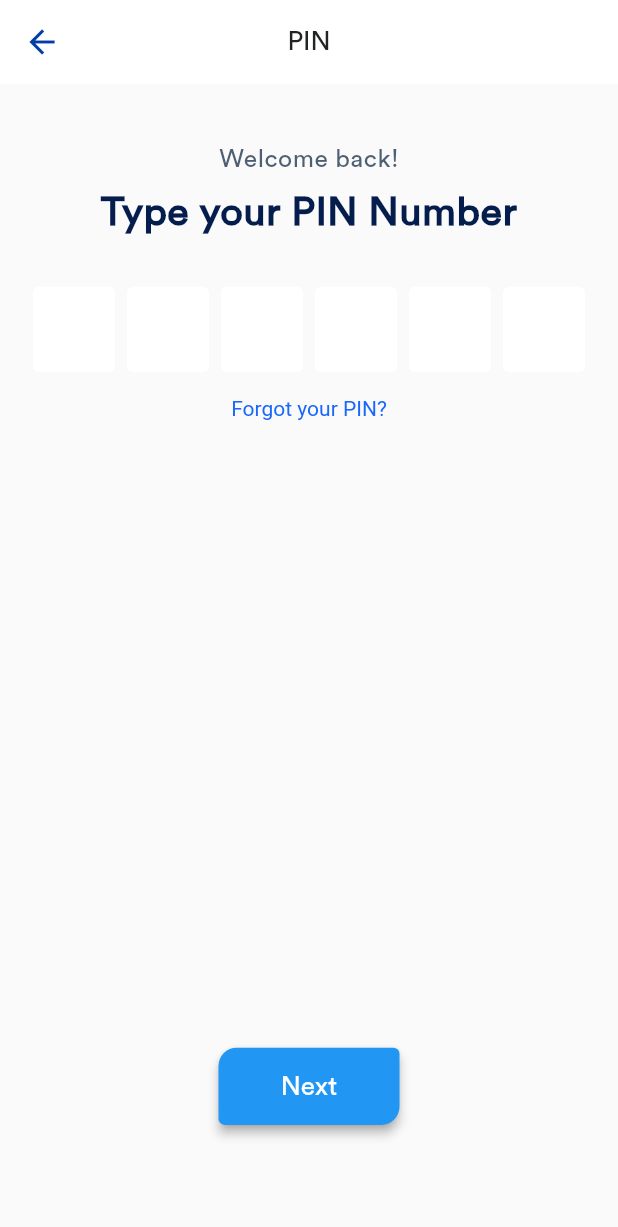
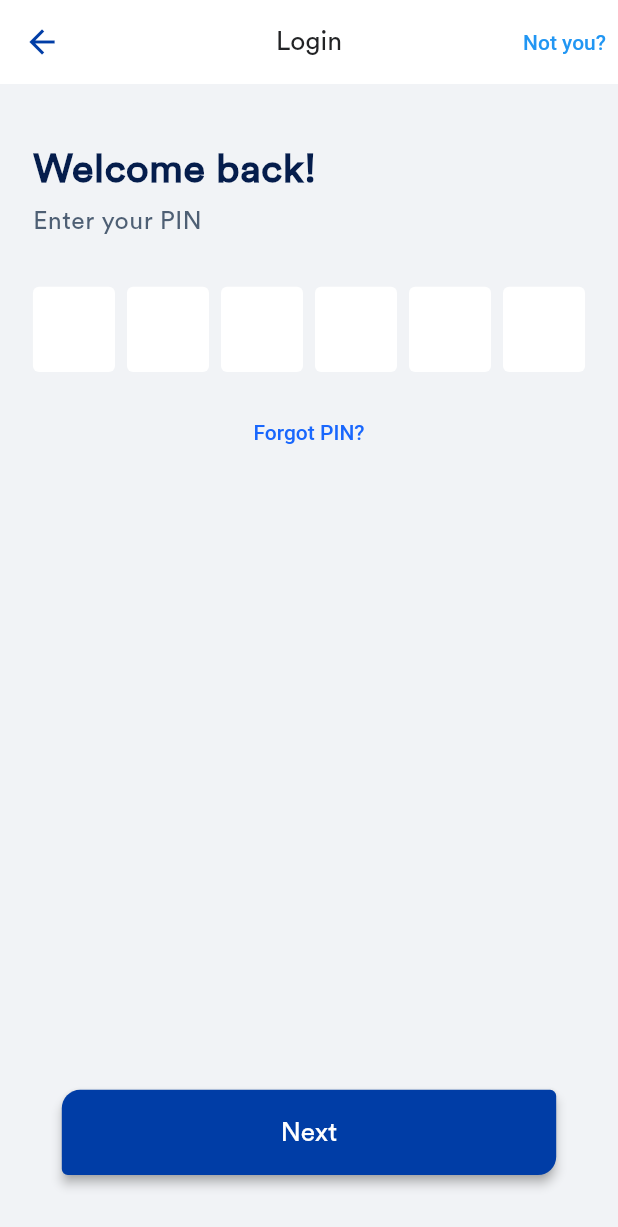
Before and after one commit to milind-nagarro/flutter_starter_kit, a Flutter app: the VerifyPinScreen screen opened by its route, on a phone screen of 412 x 824 dp. Shown: the top 1227 px of the screen. Run offline on Flutter 3.47's test engine with Material 2 defaults, Android fonts, the light colour scheme and no system bars; our stand-ins replace bloc, chopper, equatable, firebase_analytics, firebase_core, firebase_crashlytics and 8 more; missing offline and left inert: app_settings; accounts and stored records are empty; generated files the repository leaves out were written again; statements that could not run were skipped.

Commit message:
1. Handled of flow for login. 2. Made improvements in UI of login and enter pin screens according to new UI. 3. Handling validations in login screen.

```diff
--- a/lib/app/l10n/app_en.arb
+++ b/lib/app/l10n/app_en.arb
@@ -53,7 +53,7 @@
 
     "welcome_back": "Welcome back!",
     "login_header": "Enter your mobile number to login",
-    "not_registered": "Mobile number not registered",
+    "not_registered": "It seems your mobile number isn't registered. Please visit any FAB NHL branch to update your contact details.",
     "remember_me": "Remember me",
     "not_yet_registered": "Not yet registered?",
 
@@ -72,8 +72,8 @@
 
 
     "pin": "PIN",
-    "type_pin_number": "Type your PIN Number",
-    "forgot_your_pin": "Forgot your PIN?",
+    "type_pin_number": "Enter your PIN",
+    "forgot_your_pin": "Forgot PIN?",
     "invalid_pin_number": "Invalid PIN number",
     "pin_does_not_match": "The PIN does not match. Please enter the same PIN as before.",
 
@@ -93,5 +93,7 @@
     "faceid_title" : "Activate Face ID",
     "later" : "Later",
     "settings" : "Settings",
-    "location_denied_msg" : "Location permissions are denied. Do you want to enable them now?"
+    "location_denied_msg" : "Location permissions are denied. Do you want to enable them now?",
+
+    "not_you" : "Not you?"
 }
--- a/lib/app/resources/colors.dart
+++ b/lib/app/resources/colors.dart
@@ -29,4 +29,3 @@ const textFieldHintText = Color.fromRGBO(135, 143, 158, 1);
 const textFieldErrorBgColor = Color.fromRGBO(255, 234, 235, 1);
 const textFieldBorderColor = Color.fromRGBO(0, 144, 255, 1);
 const textFieldBorderValidColor = Color.fromRGBO(0, 133, 133, 1);
-const pageBGColorDefault = Color(0XFFF1F3F6);
--- a/lib/app/resources/style.dart
+++ b/lib/app/resources/style.dart
@@ -140,7 +140,7 @@ class FABWidget {
             ? TextButton(
                 onPressed: backAction,
                 child: Text(
-                  'cancel',
+                  'Cancel',
                   style: TextStyle(
                       color: primaryLabelColor,
                       fontFamily: themeFont,
--- a/lib/ui/module/login/bloc/login_bloc.dart
+++ b/lib/ui/module/login/bloc/login_bloc.dart
@@ -1,6 +1,7 @@
 import 'package:bloc/bloc.dart';
 import 'package:equatable/equatable.dart';
 import 'package:fab_nhl/app/app_constant.dart';
+import 'package:fab_nhl/app/validator.dart';
 import 'package:meta/meta.dart';
 
 part 'login_event.dart';
@@ -19,9 +20,12 @@ class LoginBloc extends Bloc<LoginEvent, LoginState> {
     if (value.isEmpty) {
       emit(LoginState(
           phoneNumber: value, validationStatus: ValidationState.invalid));
+    } else if (Validator.isValidMobile(value)) {
+      emit(LoginState(
+          phoneNumber: value, validationStatus: ValidationState.valid));
     } else {
       emit(LoginState(
-          phoneNumber: value, validationStatus: ValidationState.valid));
+          phoneNumber: value, validationStatus: ValidationState.invalid));
     }
   }
 
--- a/lib/ui/module/login/verify_pin/verify_pin_screen.dart
+++ /dev/null
@@ -1,68 +0,0 @@
-import 'package:flutter/material.dart';
-import 'package:flutter/widgets.dart';
-import 'package:flutter_gen/gen_l10n/app_localizations.dart';
-import 'package:flutter_screenutil/flutter_screenutil.dart';
-import 'package:fab_nhl/ui/screen/common_widget/pinput/pinput.dart';
-
-import '../../../../app/resources/colors.dart';
-import '../../../../app/resources/style.dart';
-
-class VerifyPinScreen extends StatelessWidget {
-  const VerifyPinScreen({Key? key}) : super(key: key);
-
-  @override
-  Widget build(BuildContext context) {
-    TextEditingController textController = TextEditingController();
-    FocusNode focusNode = FocusNode();
-
-    return Scaffold(
-      appBar: FABWidget.appTopBar(AppLocalizations.of(context).pin),
-      body: SafeArea(
-        child: Padding(
-          padding: EdgeInsets.symmetric(horizontal: 20.w, vertical: 40.h),
-          child: Column(
-            children: [
-              Text(AppLocalizations.of(context).welcome_back,
-                  style: FABStyles.subHeaderLabelStyle),
-              SizedBox(height: 8.h),
-              Text(
-                AppLocalizations.of(context).type_pin_number,
-                style: FABStyles.appStyleHeaderText(header),
-              ),
-              SizedBox(height: 33.h),
-              Center(
-                child: Pinput(
-                  length: 6,
-                  pinAnimationType: PinAnimationType.slide,
-                  controller: textController,
-                  focusNode: focusNode,
-                  obscureText: true,
-                  onChanged: (value) {},
-                  forceErrorState: false,
-                  errorPinTheme: FABWidget.errorPinTheme,
-                  errorTextStyle: const TextStyle(color: alertRed),
-                  defaultPinTheme: FABWidget.defaultPinTheme,
-                  showCursor: false,
-                  focusedPinTheme: FABWidget.focusedPinTheme,
-                  /*preFilledWidget: FABWidget.preFilledWidget,*/
-                  submittedPinTheme: FABWidget.submittedPinTheme,
-                ),
-              ),
-              SizedBox(height: 16.h),
-              Text(
-                AppLocalizations.of(context).forgot_your_pin,
-                style: const TextStyle(color: borderColor),
-              ),
-              const Spacer(),
-              FABWidget.appButton(AppLocalizations.of(context).next,
-                  bgColor: Colors.blue,
-                  minSize: Size(100.w, 50.h),
-                  onPressed: () => {}),
-              SizedBox(height: 33.h),
-            ],
-          ),
-        ),
-      ),
-    );
-  }
-}
--- /dev/null
+++ b/lib/ui/module/verify_pin/cubit/verifypin_state.dart
@@ -0,0 +1,18 @@
+part of 'verifypin_cubit.dart';
+
+abstract class VerifypinState extends Equatable {
+  const VerifypinState();
+
+  @override
+  List<Object> get props => [];
+}
+
+class VerifypinInitial extends VerifypinState {
+  final String pin;
+  final bool isValid;
+  final bool? isVerified;
+  const VerifypinInitial(
+      {this.pin = "", this.isValid = false, this.isVerified});
+  @override
+  List<Object> get props => [pin, isValid];
+}
--- /dev/null
+++ b/lib/ui/module/verify_pin/verify_pin_screen.dart
@@ -0,0 +1,84 @@
+import 'package:fab_nhl/app/resources/colors.dart';
+import 'package:fab_nhl/app/resources/style.dart';
+import 'package:fab_nhl/ui/module/verify_pin/cubit/verifypin_cubit.dart';
+import 'package:flutter/material.dart';
+import 'package:flutter/widgets.dart';
+import 'package:flutter_bloc/flutter_bloc.dart';
+import 'package:flutter_gen/gen_l10n/app_localizations.dart';
+import 'package:flutter_screenutil/flutter_screenutil.dart';
+import 'package:fab_nhl/ui/screen/common_widget/pinput/pinput.dart';
+
+class VerifyPinScreen extends StatelessWidget {
+  const VerifyPinScreen({Key? key}) : super(key: key);
+
+  @override
+  Widget build(BuildContext context) {
+    TextEditingController textController = TextEditingController();
+    FocusNode focusNode = FocusNode();
+
+    return BlocProvider(
+      create: (context) => VerifypinCubit(),
+      child: Scaffold(
+        appBar: FABWidget.appTopBar(AppLocalizations.of(context).login,
+            rightBtnTitle: AppLocalizations.of(context).not_you,
+            rightBtnAction: () => {
+                  //TODO: handle action
+                }),
+        backgroundColor: appBGColor,
+        body: SafeArea(
+          child: Padding(
+            padding: EdgeInsets.symmetric(horizontal: 20.w, vertical: 40.h),
+            child: Column(
+              crossAxisAlignment: CrossAxisAlignment.start,
+              children: [
+                Text(AppLocalizations.of(context).welcome_back,
+                    style: FABStyles.appStyleHeaderText(header)),
+                SizedBox(height: 8.h),
+                Text(
+                  AppLocalizations.of(context).type_pin_number,
+                  style: FABStyles.subHeaderLabelStyle,
+                ),
+                SizedBox(height: 33.h),
+                Center(
+                  child: Pinput(
+                    length: 6,
+                    pinAnimationType: PinAnimationType.slide,
+                    controller: textController,
+                    focusNode: focusNode,
+                    obscureText: true,
+                    onChanged: (value) {},
+                    forceErrorState: false,
+                    errorPinTheme: FABWidget.errorPinTheme,
+                    errorTextStyle: const TextStyle(color: alertRed),
+                    defaultPinTheme: FABWidget.defaultPinTheme,
+                    showCursor: false,
+                    focusedPinTheme: FABWidget.focusedPinTheme,
+                    /*preFilledWidget: FABWidget.preFilledWidget,*/
+                    submittedPinTheme: FABWidget.submittedPinTheme,
+                  ),
+                ),
+                SizedBox(height: 16.h),
+                Align(
+                    child: TextButton(
+                        onPressed: () => {},
+                        child: Text(
+                          AppLocalizations.of(context).forgot_your_pin,
+                          style: const TextStyle(color: borderColor),
+                        ))),
+                const Spacer(),
+                Align(
+                  child: FABWidget.appButton(AppLocalizations.of(context).next,
+                      // bgColor: Colors.blue,
+                      // minSize: Size(300.w, 50.h),
+                      onPressed: () => {
+                            //TODO: handle action
+                          }),
+                ),
+              ],
+            ),
+          ),
+        ),
+      ),
+    );
+  }
+}
--- a/lib/ui/router/routes_config.dart
+++ b/lib/ui/router/routes_config.dart
@@ -1,8 +1,8 @@
+import 'package:fab_nhl/ui/module/verify_pin/verify_pin_screen.dart';
 import 'package:fab_nhl/ui/screen/common_widget/permission_screen.dart';
 import 'package:flutter/material.dart';
 import 'package:fab_nhl/domain/entity/article_entity.dart';
 import 'package:fab_nhl/ui/module/login/login_screen.dart';
-import 'package:fab_nhl/ui/module/login/verify_pin/verify_pin_screen.dart';
 import 'package:fab_nhl/ui/module/splash/splash.dart';
 import 'package:fab_nhl/ui/module/verification/verification.dart';
 import 'package:fab_nhl/ui/screen/article_detail_screen.dart';
--- a/lib/ui/screen/common_widget/permission_screen.dart
+++ b/lib/ui/screen/common_widget/permission_screen.dart
@@ -90,7 +90,7 @@ class _PermissionScreenState extends State<PermissionScreen>
     );
 
     return Scaffold(
-      backgroundColor: pageBGColorDefault,
+      backgroundColor: appBGColor,
       appBar: FABWidget.appTopBar(headerTitle,
           rightBtnTitle: AppLocalizations.of(context).later,
           rightBtnAction: () => {_nextScreen()}),
```
Also changed, not shown: lib/ui/module/login/login_screen.dart (+12 -11 lines), lib/ui/module/verification/bloc/verification_bloc.dart (+8 -3 lines), lib/ui/module/verification/verification.dart (+5 -4 lines), lib/ui/module/verify_pin/cubit/verifypin_cubit.dart (added, +27 -0 lines).
